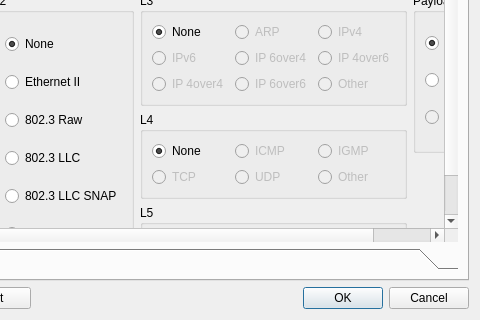
First picture: the form in client/streamconfigdialog.ui, repository pstavirs/ostinato, before the edit; both pictures show x 146 to 626 and y 187 to 507 of the 626 by 507 pixel window.
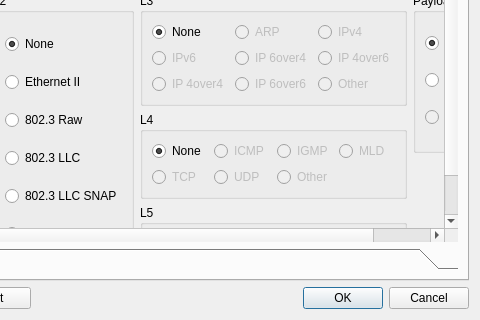
Second picture: the form after the edit. Icons and pictures are not drawn. Custom widgets are drawn as their Qt base class.

```diff
--- a/client/streamconfigdialog.ui
+++ b/client/streamconfigdialog.ui
@@ -514,6 +514,16 @@
                 </property>
                </widget>
               </item>
+              <item row="0" column="3" >
+               <widget class="QRadioButton" name="rbL4Mld" >
+                <property name="enabled" >
+                 <bool>false</bool>
+                </property>
+                <property name="text" >
+                 <string>MLD</string>
+                </property>
+               </widget>
+              </item>
              </layout>
             </widget>
            </item>
```
